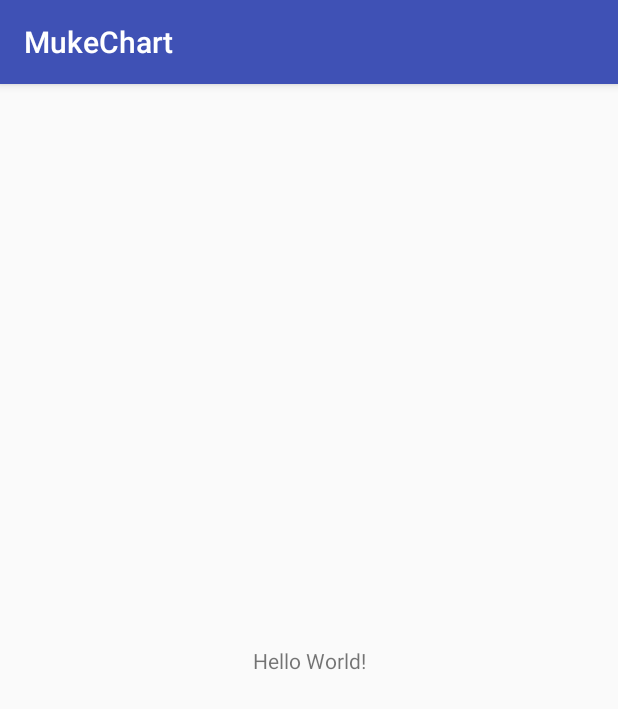
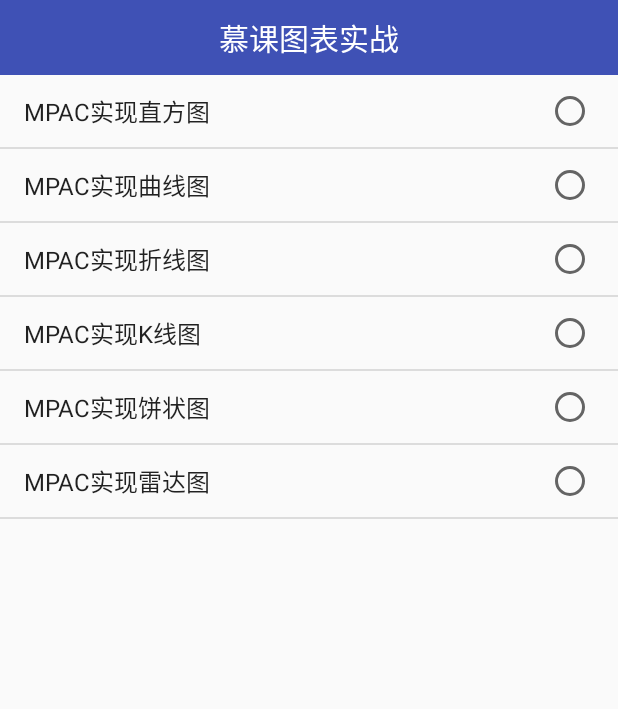
Before and after one commit to SunnyLy/MuKeNet, an Android app: the screen it shows after launch (MainActivity), on a phone screen of 412 x 824 dp. Shown: the top 709 px of the screen. Run offline under Robolectric (Android 15) with nearby library versions, the phone set to English and light mode, and no system bars.

Commit message:
'實現用MPAC畫簡單的直方圖'

```diff
--- a/app/src/main/AndroidManifest.xml
+++ b/app/src/main/AndroidManifest.xml
@@ -16,6 +16,9 @@
                 <category android:name="android.intent.category.LAUNCHER" />
             </intent-filter>
         </activity>
+
+        <activity android:name=".basicchart.BarChartActivity"
+            />
     </application>
 
 </manifest>
--- a/app/src/main/java/chart/muke/com/mukechart/MainActivity.java
+++ b/app/src/main/java/chart/muke/com/mukechart/MainActivity.java
@@ -1,13 +1,59 @@
 package chart.muke.com.mukechart;
 
+import android.app.ListActivity;
+import android.content.Intent;
+import android.support.annotation.Nullable;
 import android.support.v7.app.AppCompatActivity;
 import android.os.Bundle;
+import android.view.View;
+import android.widget.AdapterView;
+import android.widget.ArrayAdapter;
+import android.widget.ListAdapter;
+import android.widget.ListView;
+import android.widget.SimpleAdapter;
+import android.widget.Toast;
 
-public class MainActivity extends AppCompatActivity {
+import java.util.ArrayList;
+import java.util.HashMap;
+import java.util.List;
+import java.util.Map;
+
+import chart.muke.com.mukechart.basicchart.BarChartActivity;
+
+public class MainActivity extends ListActivity {
+
+
+    private List<? extends Map<String, ?>> mDatas = new ArrayList<>();
+    private String[] mFrom;
+    private int[] mTo;
+
+    private ListView mListView;
 
     @Override
-    protected void onCreate(Bundle savedInstanceState) {
+    protected void onCreate(@Nullable Bundle savedInstanceState) {
         super.onCreate(savedInstanceState);
         setContentView(R.layout.activity_main);
+        mListView = (ListView) findViewById(android.R.id.list);
+        initParams();
+        mListView.setAdapter(new ArrayAdapter<String >(this,android.R.layout.simple_list_item_single_choice,mFrom));
+    }
+
+    private void initParams() {
+        mFrom = getResources().getStringArray(R.array.chart_types);
+        mTo = new int[]{R.id.tv_item_func};
+        mListView.setOnItemClickListener(new AdapterView.OnItemClickListener() {
+            @Override
+            public void onItemClick(AdapterView<?> parent, View view, int position, long id) {
+                switch (position){
+                    case 0:
+                        Intent intent = new Intent(MainActivity.this, BarChartActivity.class);
+                        startActivity(intent);
+                        break;
+                        default:
+                            break;
+                }
+                Toast.makeText(MainActivity.this, "position:"+position, Toast.LENGTH_SHORT).show();
+            }
+        });
     }
 }
--- a/app/src/main/res/layout/activity_main.xml
+++ b/app/src/main/res/layout/activity_main.xml
@@ -1,18 +1,27 @@
 <?xml version="1.0" encoding="utf-8"?>
-<android.support.constraint.ConstraintLayout xmlns:android="http://schemas.android.com/apk/res/android"
-    xmlns:app="http://schemas.android.com/apk/res-auto"
+<RelativeLayout xmlns:android="http://schemas.android.com/apk/res/android"
     xmlns:tools="http://schemas.android.com/tools"
     android:layout_width="match_parent"
     android:layout_height="match_parent"
     tools:context="chart.muke.com.mukechart.MainActivity">
 
     <TextView
-        android:layout_width="wrap_content"
-        android:layout_height="wrap_content"
-        android:text="Hello World!"
-        app:layout_constraintBottom_toBottomOf="parent"
-        app:layout_constraintLeft_toLeftOf="parent"
-        app:layout_constraintRight_toRightOf="parent"
-        app:layout_constraintTop_toTopOf="parent" />
+        android:id="@+id/tv_main_title"
+        android:layout_width="match_parent"
+        android:layout_height="50dp"
+        android:layout_alignParentTop="true"
+        android:background="@color/colorPrimary"
+        android:text="慕课图表实战"
+        android:textColor="@android:color/white"
+        android:textSize="20sp"
+        android:gravity="center"
+        />
+    <ListView android:id="@android:id/list"
+        android:layout_width="match_parent"
+        android:layout_height="match_parent"
+        android:layout_below="@+id/tv_main_title"
+        android:layout_weight="1"
+        android:drawSelectorOnTop="false"/>
 
-</android.support.constraint.ConstraintLayout>
+
+</RelativeLayout>
--- a/app/src/main/res/values/strings.xml
+++ b/app/src/main/res/values/strings.xml
@@ -1,3 +1,12 @@
 <resources>
-    <string name="app_name">MukeChart</string>
+    <string name="app_name">慕课图表实战</string>
+
+    <string-array name="chart_types">
+        <item>MPAC实现直方图</item>
+        <item>MPAC实现曲线图</item>
+        <item>MPAC实现折线图</item>
+        <item>MPAC实现K线图</item>
+        <item>MPAC实现饼状图</item>
+        <item>MPAC实现雷达图</item>
+    </string-array>
 </resources>
```
Also changed, not shown: app/src/main/java/chart/muke/com/mukechart/base/MukeBaseActivity.java (added, +60 -0 lines), app/src/main/java/chart/muke/com/mukechart/basicchart/BarChartActivity.java (added, +150 -0 lines), app/src/main/java/chart/muke/com/mukechart/formatter/DayAxisValueFormatter.java (added, +141 -0 lines), app/src/main/java/chart/muke/com/mukechart/formatter/MyAxisValueFormatter.java (added, +26 -0 lines), app/src/main/res/layout/activity_bar_chart.xml (added, +13 -0 lines), app/src/main/res/layout/item_main.xml (added, +13 -0 lines).
